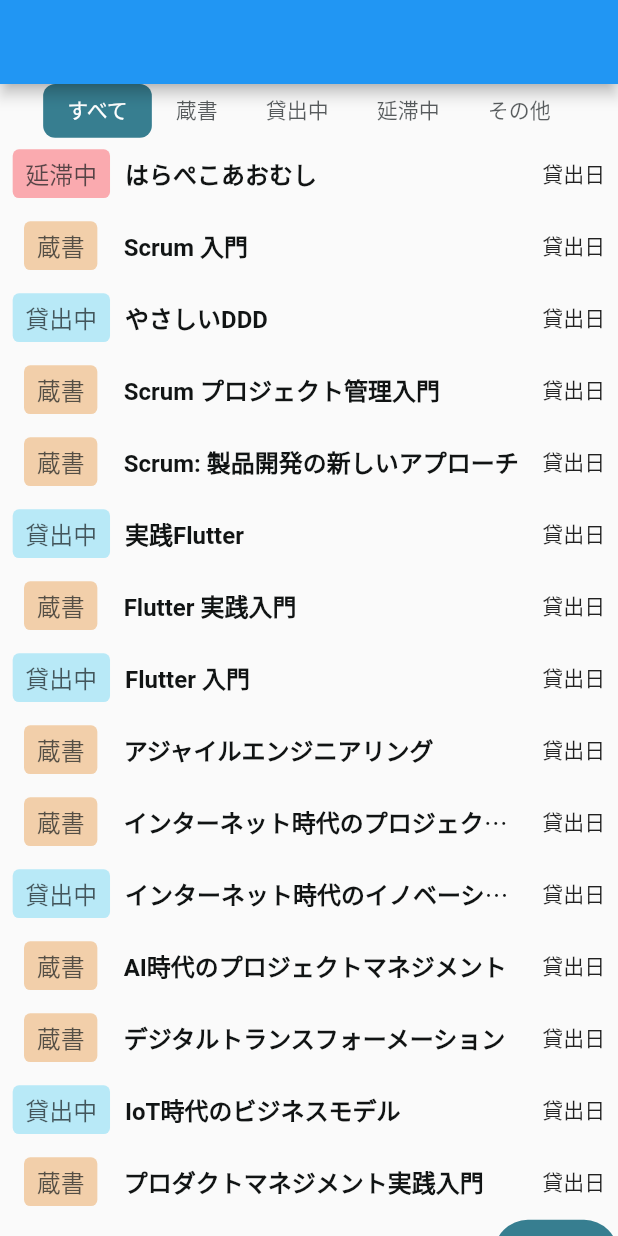
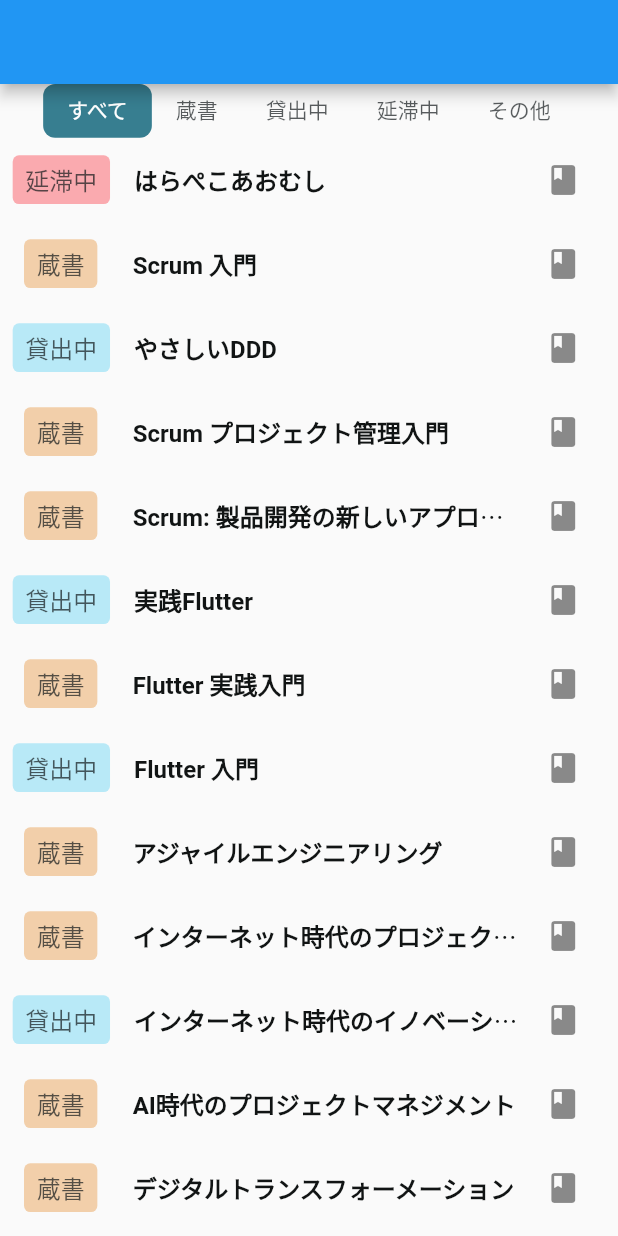
Before and after one commit to Issei-Hiramatsu/my_book_library, a Flutter app: the screen it shows after launch, after a tap on "編集", on a phone screen of 412 x 824 dp. Run offline on Flutter 3.47's test engine with Material 2 defaults, Android fonts, the light colour scheme and no system bars; our stand-ins replace firebase_core, flutter_hooks, flutter_riverpod, flutter_screenutil, freezed_annotation, hooks_riverpod; accounts and stored records are empty.

Commit message:
update: change to listTile

```diff
--- a/lib/component/local/book_management/elements/book_document_tile/book_document_tile.dart
+++ b/lib/component/local/book_management/elements/book_document_tile/book_document_tile.dart
@@ -1,9 +1,9 @@
 import 'package:flutter/material.dart';
 import 'package:flutter_hooks/flutter_hooks.dart';
 import 'package:hooks_riverpod/hooks_riverpod.dart';
-import 'package:my_book_library/domain/book_document/book_document.dart';
 import 'package:my_book_library/importer.dart';
 
+import '/domain/book_document/book_document.dart';
 import '../../hooks/use_is_editable/use_is_editable.dart';
 import 'elements/book_status/on_loan_status/on_loan_status.dart';
 import 'elements/book_status/overdue_status/overdue_status.dart';
@@ -11,7 +11,7 @@ import 'elements/book_status/available_status/available_status.dart';
 import 'elements/book_status/other_status/other_status.dart';
 
 class BookDocumentTile extends HookConsumerWidget {
-  BookDocumentTile({
+  const BookDocumentTile({
     Key? key,
     required this.book,
   }) : super(key: key);
@@ -34,7 +34,7 @@ class BookDocumentTile extends HookConsumerWidget {
                   TextButton(
                       style: TextButton.styleFrom(
                           padding: const EdgeInsets.all(0)),
-                      onPressed: () {
+                      onPressed: () async {
                         if (isEditable) {
                           switch (bookState.value) {
                             case '蔵書':
@@ -55,36 +55,23 @@ class BookDocumentTile extends HookConsumerWidget {
                       child: Column(
                         children: [
                           if (bookState.value == '蔵書')
-                            AvailableStatus()
+                            const AvailableStatus()
                           else if (bookState.value == '貸出中')
-                            OnLoanStatus()
+                            const OnLoanStatus()
                           else if (bookState.value == '延滞中')
-                            OverdueStatus()
+                            const OverdueStatus()
                           else
-                            OtherStatus(),
+                            const OtherStatus(),
                         ],
                       )),
-                  const SizedBox(width: 10),
                   Expanded(
-                    child: Column(
-                      children: [
-                        SizedBox(height: 10.sp),
-                        Row(
-                          children: [
-                            Container(
-                              width: 250.sp,
-                              child: Text(
-                                book.title,
-                                style: bodyBold(highEmphasis),
-                                overflow: TextOverflow.ellipsis,
-                              ),
-                            ),
-                            const Spacer(),
-                            const Text('貸出日'),
-                          ],
-                        ),
-                        SpaceBox(height: 10.sp),
-                      ],
+                    child: ListTile(
+                      title: Text(
+                        book.title,
+                        style: bodyBold(highEmphasis),
+                        overflow: TextOverflow.ellipsis,
+                      ),
+                      trailing: const Icon(Icons.book),
                     ),
                   ),
                 ],
--- a/lib/component/shared/single/buttons/cancel_button/cancel_button.dart
+++ b/lib/component/shared/single/buttons/cancel_button/cancel_button.dart
@@ -2,7 +2,7 @@ import 'package:flutter/material.dart';
 import 'package:my_book_library/importer.dart';
 
 class CancelButton extends StatelessWidget {
-  CancelButton({super.key, required this.onPressed});
+  const CancelButton({super.key, required this.onPressed});
 
   final VoidCallback onPressed;
 
--- a/lib/component/shared/single/custom_tab/custom_tab.dart
+++ b/lib/component/shared/single/custom_tab/custom_tab.dart
@@ -1,10 +1,9 @@
 import 'package:flutter/material.dart';
-import 'package:flutter_screenutil/flutter_screenutil.dart';
-
-import '../../token/color/color.dart';
+import 'package:my_book_library/importer.dart';
 
 class SharedCustomTab extends StatelessWidget {
-  SharedCustomTab({super.key, required this.controller, required this.tabs});
+  const SharedCustomTab(
+      {super.key, required this.controller, required this.tabs});
   final TabController controller;
   final List<Widget> tabs;
   @override
```
